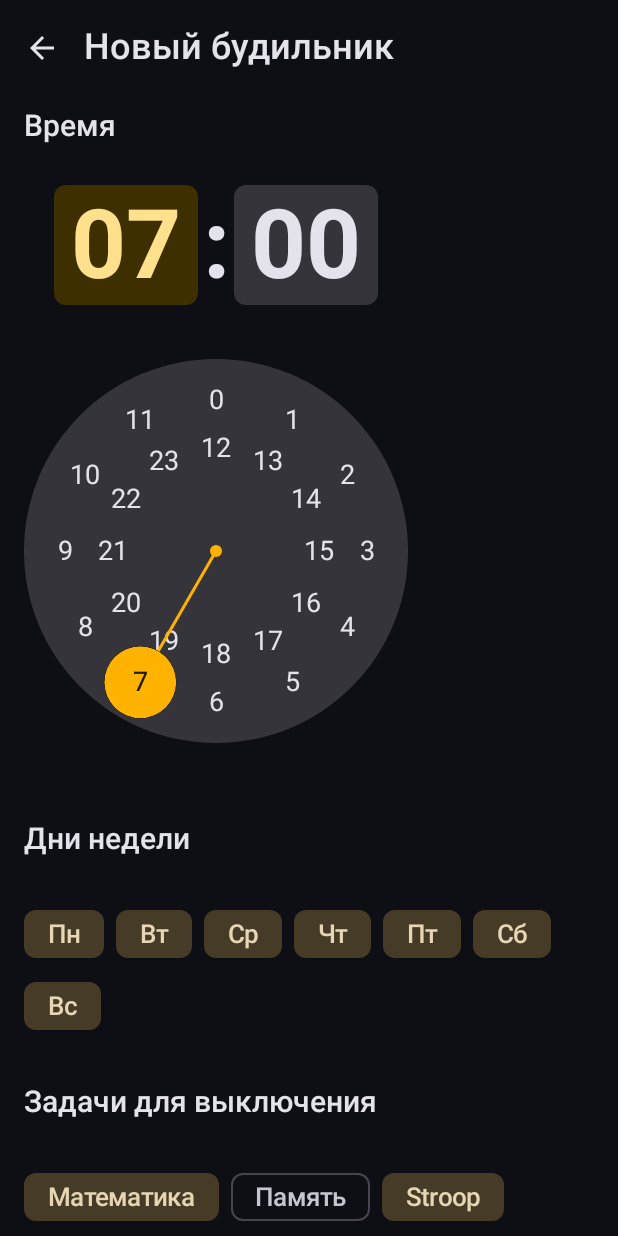
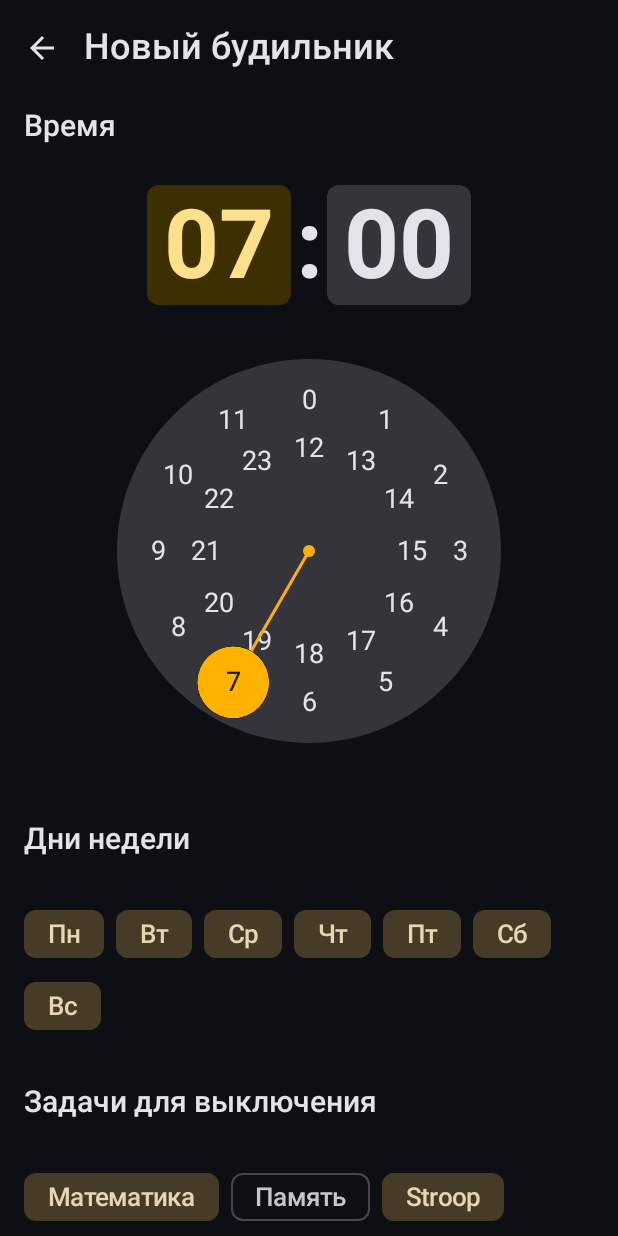
Before and after one commit to CHAFILD/wakeproof, an Android app built with Jetpack Compose: the alarm_editor screen opened through its navigation route, on a phone screen of 412 x 824 dp. Run offline under Robolectric (Android 15) with nearby library versions, the phone set to English and light mode, and no system bars; our stand-ins replace Room's generated code.

Commit message:
Этап 1 (фикс): центрирование TimePicker в редакторе будильника

```diff
--- a/app/src/main/java/com/wakeproof/alarm/presentation/ui/editor/AlarmEditorScreen.kt
+++ b/app/src/main/java/com/wakeproof/alarm/presentation/ui/editor/AlarmEditorScreen.kt
@@ -192,7 +192,13 @@ private fun TimeSection(
     LaunchedEffect(timeState.hour, timeState.minute) {
         viewModel.onTimeChanged(timeState.hour, timeState.minute)
     }
-    TimePicker(state = timeState)
+    // Center the picker on the screen: by default it hugs the left edge.
+    Box(
+        modifier = Modifier.fillMaxWidth(),
+        contentAlignment = Alignment.Center
+    ) {
+        TimePicker(state = timeState)
+    }
 }
 
 @OptIn(ExperimentalLayoutApi::class)
```
Also changed, not shown: 1 other file.
